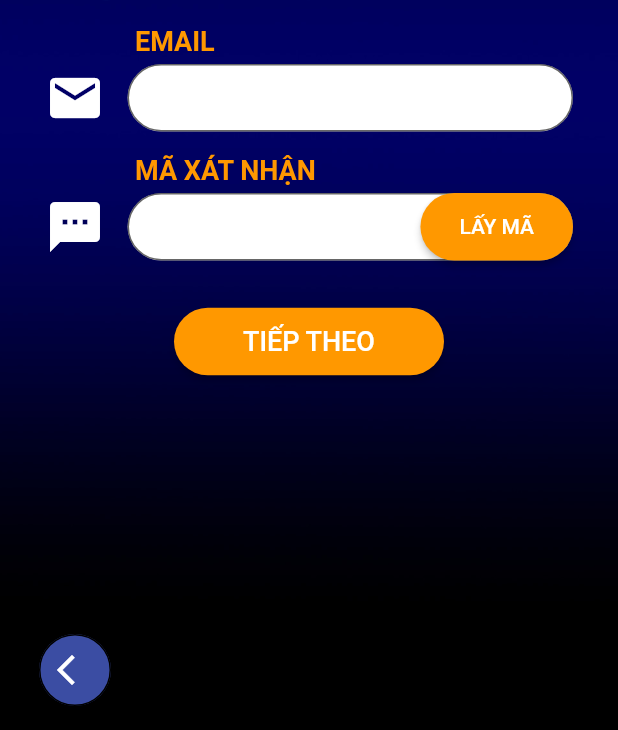
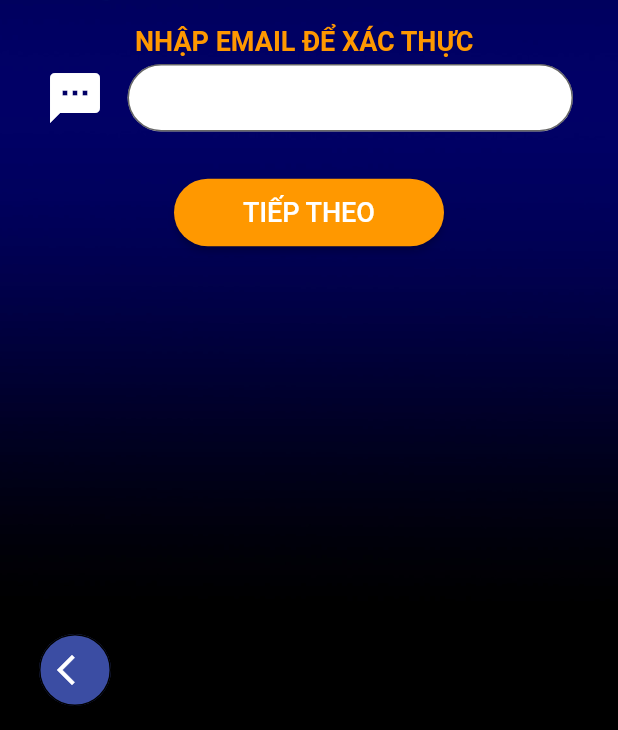
Before and after one commit to chicuong0215/BrainHackFlutter, a Flutter app: the screen it shows after launch, on a phone screen of 412 x 824 dp, the part 506-1236 px from its top. Run offline on Flutter 3.47's test engine with Material 2 defaults, Android fonts, the phone set to English and light mode, and no system bars; our stand-ins replace cloud_firestore, firebase_auth, firebase_core, google_fonts; missing offline and left inert: flutter_sms, mailer; accounts and stored records are empty; Roboto replaces fonts that are missing (Alata).

Commit message:
add function reset email

```diff
--- a/lib/dialog_facebook_login.dart
+++ b/lib/dialog_facebook_login.dart
@@ -3,7 +3,6 @@ import 'package:flutter/material.dart';
 // ignore: must_be_immutable
 class DialogFacebookLogin extends StatefulWidget {
   const DialogFacebookLogin({super.key});
-
   @override
   State<StatefulWidget> createState() {
     return _DialogFacebookLogin();
--- a/lib/forget_password.dart
+++ b/lib/forget_password.dart
@@ -1,25 +1,25 @@
-import 'dart:html';
-
 import 'package:brain_hack/input_new_password.dart';
 import 'package:brain_hack/utils.dart';
+import 'package:cloud_firestore/cloud_firestore.dart';
 import 'package:firebase_auth/firebase_auth.dart';
 import 'package:flutter/material.dart';
-import 'package:flutter_email_sender/flutter_email_sender.dart';
+
+import 'package:mailer/mailer.dart';
 
 class ForgetPassword extends StatelessWidget {
-  final Email email = Email(
-    body: 'Email body',
-    subject: 'Email subject',
-    recipients: ['example@example.com'],
-    cc: ['cc@example.com'],
-    bcc: ['bcc@example.com'],
-    attachmentPaths: ['/path/to/attachment.zip'],
-    isHTML: false,
-  );
+  final _auth = FirebaseAuth.instance;
+  TextEditingController _CodeEmail = TextEditingController();
 
-  final _auth = FirebaseAuth.instance;
-  TextEditingController _Email = TextEditingController();
-  TextEditingController _CodeEmail = TextEditingController();
+  Future resetPassword({required String email}) async {
+    try {
+      await _auth.sendPasswordResetEmail(email: email);
+    } on FirebaseAuthException catch (e) {
+      print(e.code);
+      print(e.message);
+// show the snackbar here
+    }
+  }
+
   @override
   Widget build(BuildContext context) {
     Widget tvAppName = const Text('BRAIN HACK',
@@ -55,23 +55,8 @@ class ForgetPassword extends StatelessWidget {
           ]),
     );
 
-    Widget edtUsername = TextField(
-      keyboardType: TextInputType.text,
-      textAlignVertical: TextAlignVertical.center,
-      decoration: InputDecoration(
-        filled: true,
-        fillColor: Colors.white,
-        border: OutlineInputBorder(
-          borderRadius: BorderRadius.circular(30),
-          borderSide: const BorderSide(
-            color: Colors.blueGrey,
-          ),
-        ),
-      ),
-    );
-
-    Widget edtEmail = TextField(
-      controller: _Email,
+    Widget edtCode = TextField(
+      controller: _CodeEmail,
       keyboardType: TextInputType.emailAddress,
       textAlignVertical: TextAlignVertical.center,
       decoration: InputDecoration(
@@ -86,52 +71,8 @@ class ForgetPassword extends StatelessWidget {
       ),
     );
 
-    Widget edtCode = TextField(
-      controller: _CodeEmail,
-      keyboardType: TextInputType.number,
-      textAlignVertical: TextAlignVertical.center,
-      decoration: InputDecoration(
-        filled: true,
-        suffixIcon: ElevatedButton(
-          onPressed: () {
-            FlutterEmailSender.send(email);
-          },
-          style: ElevatedButton.styleFrom(
-            backgroundColor: Colors.orange,
-            shape: RoundedRectangleBorder(
-              borderRadius: BorderRadius.circular(30),
-            ),
-          ),
-          child: Container(
-            margin: const EdgeInsets.only(left: 10, right: 10),
-            child: const Text('LẤY MÃ',
-                style: TextStyle(
-                  fontFamily: 'Alata',
-                )),
-          ),
-        ),
-        fillColor: Colors.white,
-        border: OutlineInputBorder(
-          borderRadius: BorderRadius.circular(30),
-          borderSide: const BorderSide(
-            color: Colors.blueGrey,
-          ),
-        ),
-      ),
-    );
-
-    Widget tvEmail = const Text(
-      'EMAIL',
-      style: TextStyle(
-        fontSize: 18,
-        fontWeight: FontWeight.bold,
-        fontFamily: 'Alata',
-        color: Colors.orange,
-      ),
-    );
-
     Widget tvCode = const Text(
-      'MÃ XÁT NHẬN',
+      'NHẬP EMAIL ĐỂ XÁC THỰC',
       style: TextStyle(
         fontSize: 18,
         fontWeight: FontWeight.bold,
@@ -151,38 +92,27 @@ class ForgetPassword extends StatelessWidget {
           ),
         ),
         onPressed: () {
-          if (_CodeEmail.text.isEmpty || _CodeEmail.text.isEmpty) {
-            Utils.notification(context, 'Vui Lòng Nhập Đầy Đủ Thông Tin');
+          if (_CodeEmail.text.isEmpty) {
+            Utils.notification(context, 'Chưa nhập email. Vui lòng nhập email');
           } else {
-            try {
-              final _user = _auth.signInWithEmailAndPassword(
-                  email: _Email.text, password: _CodeEmail.text);
-              _auth.authStateChanges().listen(
-                (event) {
-                  if (event != null) {
+            resetPassword(email: 'giangdmxah@gmail.com');
+            // final authCredential = EmailAuthProvider.credentialWithLink(
+            //     email: 'giangdmxah@gmail.com',
+            //     emailLink: _CodeEmail.toString());
+            // try {
+            //   FirebaseAuth.instance.currentUser
+            //       ?.reauthenticateWithCredential(authCredential);
+            // } catch (error) {
+            //   print("Error reauthenticating credential.");
+            // }
             Navigator.push(
                 context,
                 PageRouteBuilder(
                   pageBuilder: (_, __, ___) => InputNewPassword(),
-                        transitionDuration: const Duration(milliseconds: 100),
+                  transitionDuration: const Duration(milliseconds: 500),
                   transitionsBuilder: (_, a, __, c) =>
                       FadeTransition(opacity: a, child: c),
-                      ),
-                    );
-                  } else {
-                    final snackBar = SnackBar(
-                      content: Text('EMAIL HOẶC MẬT XÁC THỰC EMAIL KHÔNG ĐÚNG'),
-                    );
-                    ScaffoldMessenger.of(context).showSnackBar(snackBar);
-                  }
-                },
-              );
-            } catch (e) {
-              final snackBar = SnackBar(
-                content: Text('LỖI KẾT NỐI'),
-              );
-              ScaffoldMessenger.of(context).showSnackBar(snackBar);
-            }
+                ));
           }
         },
         child: const Text(
@@ -222,32 +152,7 @@ class ForgetPassword extends StatelessWidget {
               //username
 
               //email
-              Container(
-                alignment: Alignment.topLeft,
-                padding: const EdgeInsets.only(left: 90, top: 15, bottom: 5),
-                child: tvEmail,
-              ),
-              SizedBox(
-                height: 45,
-                child: Row(
-                  children: [
-                    Container(
-                      margin: const EdgeInsets.only(left: 30),
-                      child: const Icon(
-                        Icons.email,
-                        size: 40,
-                        color: Colors.white,
-                      ),
-                    ),
-                    Expanded(
-                      child: Padding(
-                        padding: const EdgeInsets.only(left: 15, right: 30),
-                        child: edtEmail,
-                      ),
-                    ),
-                  ],
-                ),
-              ),
+
               //code
               Container(
                 alignment: Alignment.topLeft,
--- a/lib/input_new_password.dart
+++ b/lib/input_new_password.dart
@@ -69,7 +69,7 @@ class InputNewPassword extends StatelessWidget {
     );
 
     Widget tvOldPassword = const Text(
-      'MẬT KHẨU CŨ',
+      'MÃ XÁC NHẬN',
       style: TextStyle(
         fontSize: 18,
         fontWeight: FontWeight.bold,
--- a/lib/login.dart
+++ b/lib/login.dart
@@ -316,6 +316,7 @@ class _LoginState extends State<Login> {
                   ),
                 ),
                 //text password
+
                 Container(
                   alignment: Alignment.topLeft,
                   padding: const EdgeInsets.only(left: 90, top: 15, bottom: 5),
--- a/pubspec.yaml
+++ b/pubspec.yaml
@@ -30,7 +30,7 @@ environment:
 # the latest version available on pub.dev. To see which dependencies have newer
 # versions available, run `flutter pub outdated`.
 dependencies:
-  flutter_email_sender: ^5.0.2
+  flutter_email_sender: ^5.2.0
   flutter:
     sdk: flutter
 
```
Also changed, not shown: lib/detail_history.dart (+1 -81 lines), 1 other file. Lines whose indentation alone changed are shown as unchanged.
